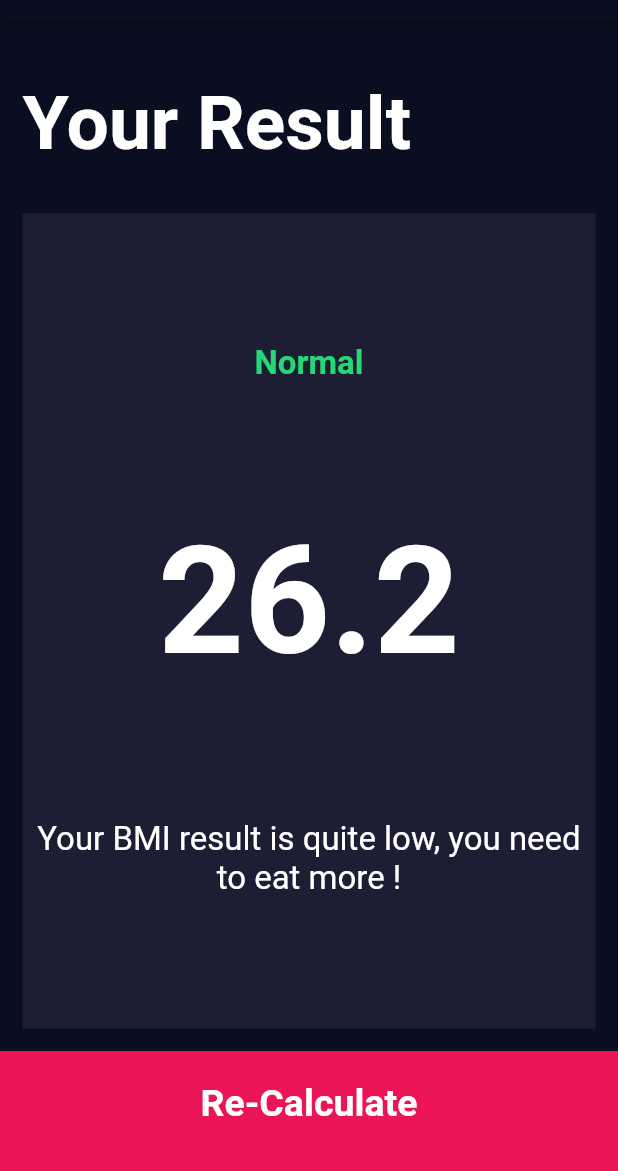
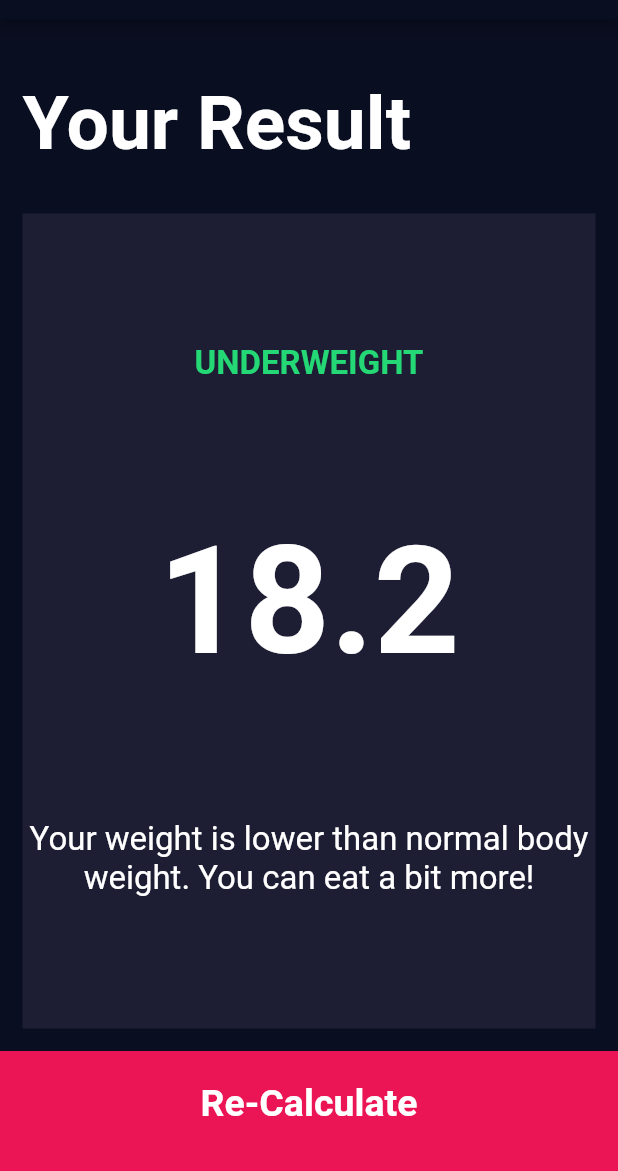
Before and after one commit to Ashish-AI/bmi-calculator, a Flutter app: the screen it shows after launch, after a tap on "Calculate", on a phone screen of 412 x 824 dp, the part 65-1236 px from its top. Run offline on Flutter 3.47's test engine with Material 2 defaults, Android fonts, the phone set to English and light mode, and no system bars; our stand-ins replace font_awesome_flutter.

Commit message:
functioanlity to bmi added

```diff
--- /dev/null
+++ b/lib/Calculator_functionality.dart
@@ -0,0 +1,33 @@
+import 'dart:math';
+
+class CalaculatorBrain {
+  CalaculatorBrain({this.height, this.weight});
+  final int height;
+  final int weight;
+  double _bmi;
+
+  String calculateBMI() {
+    _bmi = weight / pow(height / 100, 2);
+    return _bmi.toStringAsFixed(1);
+  }
+
+  String getResult() {
+    if (_bmi > 25) {
+      return 'Overweight';
+    } else if (_bmi > 18.5) {
+      return 'Normal';
+    } else {
+      return 'Underweight';
+    }
+  }
+
+  String getInterpretation() {
+    if (_bmi > 25) {
+      return 'Your weight is higher than normal body weight. Try to exercise more!';
+    } else if (_bmi > 18.5) {
+      return 'You have a normal body weight. Good Job!';
+    } else {
+      return 'Your weight is lower than normal body weight. You can eat a bit more!';
+    }
+  }
+}
--- a/lib/calculate_result.dart
+++ b/lib/calculate_result.dart
@@ -4,6 +4,11 @@ import 'package:bmi_calculator/reusable_card.dart';
 import 'package:flutter/material.dart';
 
 class CalculateResult extends StatelessWidget {
+  CalculateResult({this.bmi, this.details, this.result});
+  final String bmi;
+  final String result;
+  final String details;
+
   @override
   Widget build(BuildContext context) {
     return Scaffold(
@@ -33,15 +38,15 @@ class CalculateResult extends StatelessWidget {
                 crossAxisAlignment: CrossAxisAlignment.center,
                 children: [
                   Text(
-                    "Normal",
+                    result.toUpperCase(),
                     style: kResultStyle,
                   ),
                   Text(
-                    "26.2",
+                    bmi,
                     style: kBMI_Index,
                   ),
                   Text(
-                    "Your BMI result is quite low, you need to eat more ! ",
+                    details,
                     style: kBodyStyle,
                     textAlign: TextAlign.center,
                   )
--- a/lib/input_page.dart
+++ b/lib/input_page.dart
@@ -1,5 +1,7 @@
 import 'dart:ui';
 
+import 'package:bmi_calculator/Calculator_functionality.dart';
+import 'package:bmi_calculator/calculate_result.dart';
 import 'package:flutter/material.dart';
 import 'package:font_awesome_flutter/font_awesome_flutter.dart';
 import 'icon_content.dart';
@@ -248,7 +250,18 @@ class _InputPageState extends State<InputPage> {
           BottomButton(
             text: "Calculate",
             onTap: () {
-              Navigator.pushNamed(context, '/result');
+              CalaculatorBrain calc =
+                  CalaculatorBrain(height: height, weight: weight);
+              Navigator.push(
+                context,
+                MaterialPageRoute(
+                  builder: (context) => CalculateResult(
+                    bmi: calc.calculateBMI(),
+                    result: calc.getResult(),
+                    details: calc.getInterpretation(),
+                  ),
+                ),
+              );
             },
           )
         ],
```
